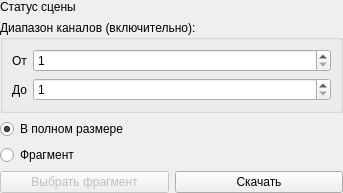
AlexBobkov/hyexplorer, file src/geoPortal/ui/SceneOperationsWidget.ui: the form before one commit.
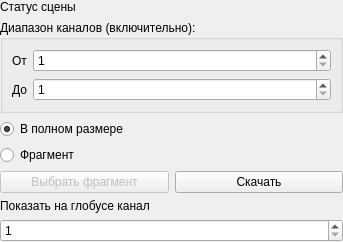
The form after the commit.

```diff
--- a/src/geoPortal/ui/SceneOperationsWidget.ui
+++ b/src/geoPortal/ui/SceneOperationsWidget.ui
@@ -7,7 +7,7 @@
     <x>0</x>
     <y>0</y>
     <width>343</width>
-    <height>175</height>
+    <height>220</height>
    </rect>
   </property>
   <property name="windowTitle">
@@ -111,6 +111,23 @@
         </item>
        </layout>
       </item>
+      <item>
+       <widget class="QLabel" name="label_3">
+        <property name="text">
+         <string>Показать на глобусе канал</string>
+        </property>
+       </widget>
+      </item>
+      <item>
+       <widget class="QSpinBox" name="globeBandSpinBox">
+        <property name="minimum">
+         <number>1</number>
+        </property>
+        <property name="maximum">
+         <number>242</number>
+        </property>
+       </widget>
+      </item>
      </layout>
     </widget>
    </item>
```
Left out of the diff: 3 changed lines with no effect on the pictures.
